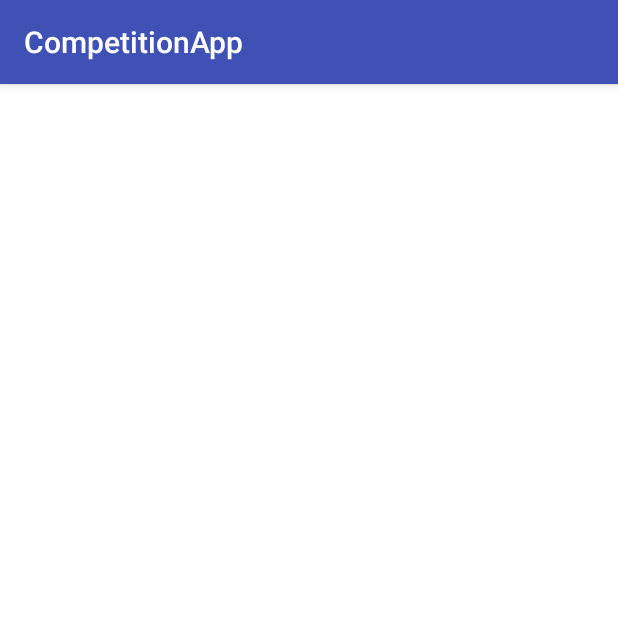
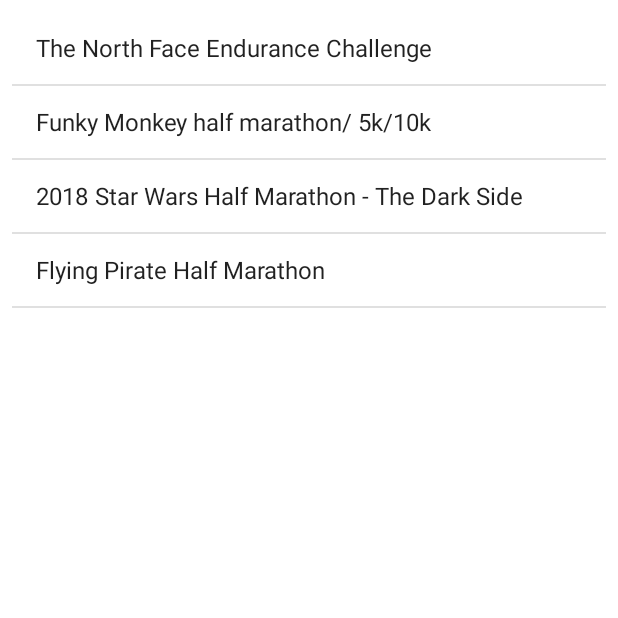
Before and after one commit to CompetitionAppOrganization/CompetitionApp, an Android app: the screen it shows after launch (MainActivity), on a phone screen of 412 x 824 dp, the top half of it. Run offline under Robolectric (Android 15) with nearby library versions, the phone set to English and light mode, and no system bars.

Commit message:
Basic MVP working

```diff
--- a/app/src/main/AndroidManifest.xml
+++ b/app/src/main/AndroidManifest.xml
@@ -8,7 +8,7 @@
         android:label="@string/app_name"
         android:roundIcon="@mipmap/ic_launcher_round"
         android:supportsRtl="true"
-        android:theme="@style/AppTheme">
+        android:theme="@style/AppTheme.NoActionBar">
         <activity android:name=".MainActivity">
             <intent-filter>
                 <action android:name="android.intent.action.MAIN" />
--- a/app/src/main/java/com/example/andrea/competitionapp/Event.java
+++ b/app/src/main/java/com/example/andrea/competitionapp/Event.java
@@ -7,17 +7,33 @@
 public class Event {
 
     private String name;
+
     private String zipCode;
     private String street;
     private String state;
     private String city;
     private String eventType;
     private String registration;
+
     private String month;
     private String numberDate;
     private String year;
     private String startTime;
     private String endTime;
+
+    public Event(String name, String month, String numberDate, String year, String street, String city, String state, String zipCode) {
+        this.name = name;
+        this.zipCode = zipCode;
+        this.street = street;
+        this.state = state;
+        this.city = city;
+        this.month = month;
+        this.numberDate = numberDate;
+        this.year = year;
+    }
+    public Event(){
+
+    }
 
     public String getName() {
         return name;
--- a/app/src/main/java/com/example/andrea/competitionapp/MainActivity.java
+++ b/app/src/main/java/com/example/andrea/competitionapp/MainActivity.java
@@ -3,22 +3,19 @@
 import android.support.v7.app.AppCompatActivity;
 import android.os.Bundle;
 import android.util.Log;
+import android.view.Window;
+import android.view.WindowManager;
+import android.widget.ArrayAdapter;
+import android.widget.ListView;
 
 import java.io.BufferedReader;
 import java.io.IOException;
 import java.io.InputStream;
 import java.io.InputStreamReader;
 import java.util.ArrayList;
+import java.util.List;
 
 public class MainActivity extends AppCompatActivity {
-    private int currentDate;
-    private int currentMonth;
-    private int currentYear;
-    private String place;
-    private int month1;
-    private int month2;
-    int realDays;
-    private ArrayList<ReadFile> locations;
     public ArrayList<Event> events;
 
     //@Override
@@ -26,90 +23,34 @@
         super.onCreate(savedInstanceState);
         setContentView(R.layout.activity_main);
 
-        locations = new ArrayList<ReadFile> ();
-        readLocationData();
+        final ListView lv = (ListView) findViewById(R.id.lv);
 
-        //These values are hardcoded for testing purposes. They will not be hardcoded in the final app.
-        currentDate = 6;
-        currentMonth = 4;
-        currentYear = 2018;
-        place = "Worcester";
-        month1 = 4;
-        month2 = 6;
+        final List<String> eventNames = new ArrayList<String>();
+
+        // Create an ArrayAdapter from List
+        final ArrayAdapter<String> arrayAdapter = new ArrayAdapter<String>
+                (this, android.R.layout.simple_list_item_1, eventNames);
+
+        lv.setAdapter(arrayAdapter);
 
 
-        for (ReadFile locations : locations){
-            Log.d("MainActivity", "The event is " + locations.getEventTitle() + ". It is located in " + locations.getCity() + ", " + locations.getState() + " at " + locations.getStreetNum() + " " + locations.getStreetName() + " " + locations.getZipCode() + ". It will take place on " + locations.getDay() + " " + locations.getMonth() + " " + locations.getYear());
-            int day = Integer.parseInt(locations.getDay());
-            int month = Integer.parseInt(locations.getMonth());
-            int year = Integer.parseInt(locations.getYear());
-            String streetName = locations.getStreetName();
-            String city = locations.getCity();
+        events=new ArrayList<Event>();
+        readEventData();
+
+        //These values are hardcoded for testing purposes. They will not be hardcoded in the final app
+
+
+        for (Event event : events) {
+            Log.d("MainActivity", "The event is " + event.getName());
+            eventNames.add(event.getName());
+        }
 
 
 
 
-
-
-
-
-
-
-
-
-            int changeTime = day - currentDate;
-
-
-            //Possible changing interface for person in Worcester
-            //Assuming same year
-            //The printed strings are just to test the logic, will be used to order the listview
-            if (city == place){
-                System.out.println("The competition is in your city.");
-            }
-
-            else if (city != place){
-                System.out.println("You will have to travel for this competition.");
-            }
-
-            if (month < currentMonth && year <= currentYear){
-                System.out.println("This competition has passed. Please choose another.");
-            }
-
-            if (month == currentMonth ){
-                if (changeTime < 0){
-                    System.out.println("This competition has passed.");
-                }
-
-                if (changeTime == 0){
-                    System.out.println("This competition is today. Check the competition website for information about walk-in registrations.");
-                }
-
-                if (changeTime > 0){
-                    System.out.println("This competition is in " + changeTime + " days.");
-                }
-            }
-
-            if (month > currentMonth){
-                Months monthCalc = new Months();
-                int between = monthCalc.monthsBetween(month1,month2);
-
-                int daysMonthA = monthCalc.numDays(month1);
-                int daysMonthB = daysMonthA-day;
-
-                for (int j = month1+1; j < between; j++){
-                    int monthC = monthCalc.numDays(j);
-                    realDays = daysMonthB + monthC;
-                }
-
-                System.out.println("Your competition is " + realDays + "days away.");
-
-            }
-        }
-
-
     }
 
-    public void readLocationData(){
+    public void readEventData(){
         //Read the data from the file
 
         InputStream is = getResources().openRawResource(R.raw.locations);
@@ -120,9 +61,8 @@
             while ((line = reader.readLine()) != null){
                 //Split line by ","
                 String[] fields = line.split(",");
-
-                ReadFile s = new ReadFile(fields[0], fields[1], fields [2], fields[3], fields[4], fields[5], fields[6], fields[7], fields[8], fields[9]);
-                locations.add(s);
+                Event ev = new Event(fields[0],fields[1],fields[2],fields[3],fields[4],fields[5],fields[6],fields[7]);
+                events.add(ev);
 
             }
         } catch (IOException e) {
--- a/app/src/main/res/layout/activity_main.xml
+++ b/app/src/main/res/layout/activity_main.xml
@@ -7,4 +7,18 @@
     android:background="#ffffff"
     tools:context="com.example.andrea.competitionapp.MainActivity">
 
+    <ListView
+        android:id="@+id/lv"
+        android:layout_width="0dp"
+        android:layout_height="0dp"
+        android:layout_marginBottom="8dp"
+        android:layout_marginEnd="8dp"
+        android:layout_marginLeft="8dp"
+        android:layout_marginRight="8dp"
+        android:layout_marginStart="8dp"
+        android:layout_marginTop="8dp"
+        app:layout_constraintBottom_toBottomOf="parent"
+        app:layout_constraintEnd_toEndOf="parent"
+        app:layout_constraintStart_toStartOf="parent"
+        app:layout_constraintTop_toTopOf="parent" />
 </android.support.constraint.ConstraintLayout>
--- /dev/null
+++ b/app/src/main/res/raw/locations.txt
@@ -0,0 +1,4 @@
+The North Face Endurance Challenge,June,9,2018,499 Mountain Road,Princeton,MA,01541
+Funky Monkey half marathon/ 5k/10k,June,24,2018,472 Taunton Ave,Seekonk,MA,02771
+2018 Star Wars Half Marathon - The Dark Side,April,19,2018,10000 Lake Buena Vista,Orlando,FL,32830
+Flying Pirate Half Marathon,April,14,2018,5300 The Woods Road,Kitty Hawk,NC,27949
--- a/app/src/main/res/values/styles.xml
+++ b/app/src/main/res/values/styles.xml
@@ -1,11 +1,11 @@
 <resources>
 
     <!-- Base application theme. -->
-    <style name="AppTheme" parent="Theme.AppCompat.Light.DarkActionBar">
-        <!-- Customize your theme here. -->
-        <item name="colorPrimary">@color/colorPrimary</item>
-        <item name="colorPrimaryDark">@color/colorPrimaryDark</item>
-        <item name="colorAccent">@color/colorAccent</item>
-    </style>
+        <style name="AppTheme.NoActionBar" parent="Theme.AppCompat.Light.DarkActionBar">
+            <item name="windowActionBar">false</item>
+            <item name="windowNoTitle">true</item>
+            <item name="android:windowFullscreen">true</item>
+        </style>
+
 
 </resources>
```
Also changed, not shown: app/src/main/res/raw/locations.csv (deleted, +0 -7 lines).
